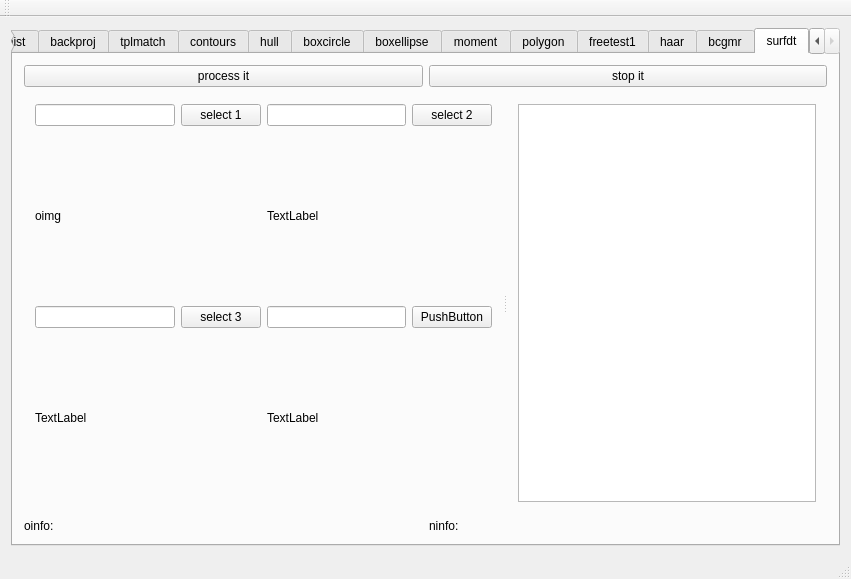
Old version of the form uis/mainwindow.ui in the repository kitech/nullimp.
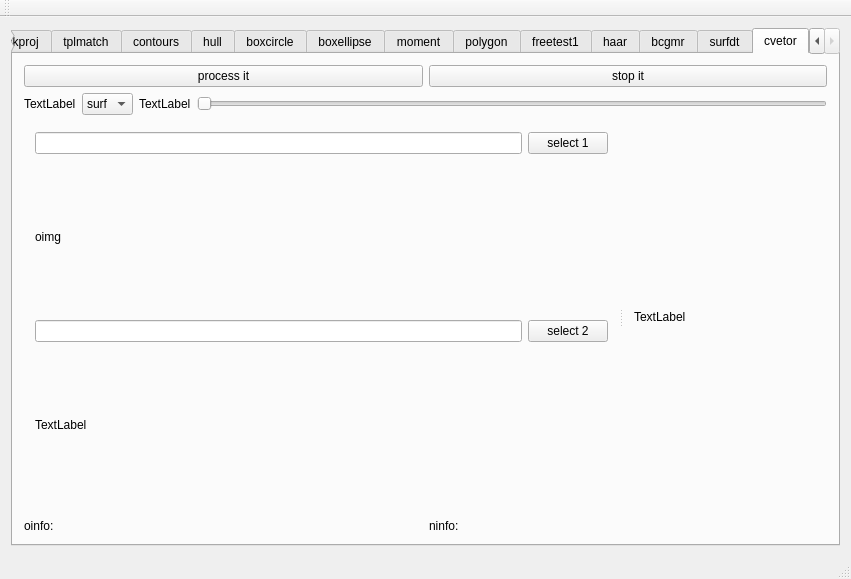
New version of the form.

The edit to the form file:
```diff
--- a/uis/mainwindow.ui
+++ b/uis/mainwindow.ui
@@ -21,7 +21,7 @@
        <enum>QTabWidget::North</enum>
       </property>
       <property name="currentIndex">
-       <number>27</number>
+       <number>28</number>
       </property>
       <widget class="QWidget" name="tab">
        <attribute name="title">
@@ -4620,6 +4620,204 @@
         </item>
        </layout>
       </widget>
+      <widget class="QWidget" name="tab_29">
+       <attribute name="title">
+        <string>cvetor</string>
+       </attribute>
+       <layout class="QVBoxLayout" name="verticalLayout_43">
+        <item>
+         <layout class="QVBoxLayout" name="verticalLayout_42">
+          <item>
+           <layout class="QHBoxLayout" name="horizontalLayout_127">
+            <item>
+             <widget class="QPushButton" name="pushButton_129">
+              <property name="text">
+               <string>process it</string>
+              </property>
+             </widget>
+            </item>
+            <item>
+             <widget class="QPushButton" name="pushButton_130">
+              <property name="text">
+               <string>stop it</string>
+              </property>
+             </widget>
+            </item>
+           </layout>
+          </item>
+          <item>
+           <layout class="QHBoxLayout" name="horizontalLayout_40">
+            <item>
+             <widget class="QLabel" name="label_49">
+              <property name="text">
+               <string>TextLabel</string>
+              </property>
+             </widget>
+            </item>
+            <item>
+             <widget class="QComboBox" name="comboBox">
+              <item>
+               <property name="text">
+                <string>surf</string>
+               </property>
+              </item>
+              <item>
+               <property name="text">
+                <string>sift</string>
+               </property>
+              </item>
+             </widget>
+            </item>
+            <item>
+             <widget class="QLabel" name="label_50">
+              <property name="text">
+               <string>TextLabel</string>
+              </property>
+             </widget>
+            </item>
+            <item>
+             <widget class="QSlider" name="horizontalSlider_9">
+              <property name="orientation">
+               <enum>Qt::Horizontal</enum>
+              </property>
+             </widget>
+            </item>
+           </layout>
+          </item>
+          <item>
+           <widget class="QSplitter" name="splitter_10">
+            <property name="sizePolicy">
+             <sizepolicy hsizetype="Expanding" vsizetype="Expanding">
+              <horstretch>0</horstretch>
+              <verstretch>0</verstretch>
+             </sizepolicy>
+            </property>
+            <property name="orientation">
+             <enum>Qt::Horizontal</enum>
+            </property>
+            <widget class="QWidget" name="layoutWidget_5">
+             <layout class="QGridLayout" name="gridLayout_10">
+              <item row="0" column="0">
+               <layout class="QHBoxLayout" name="horizontalLayout_36">
+                <item>
+                 <widget class="QLineEdit" name="lineEdit_21"/>
+                </item>
+                <item>
+                 <widget class="QPushButton" name="pushButton_34">
+                  <property name="text">
+                   <string>select 1</string>
+                  </property>
+                 </widget>
+                </item>
+               </layout>
+              </item>
+              <item row="0" column="1">
+               <layout class="QHBoxLayout" name="horizontalLayout_37"/>
+              </item>
+              <item row="1" column="0">
+               <widget class="QLabel" name="label_171">
+                <property name="sizePolicy">
+                 <sizepolicy hsizetype="Preferred" vsizetype="Expanding">
+                  <horstretch>0</horstretch>
+                  <verstretch>0</verstretch>
+                 </sizepolicy>
+                </property>
+                <property name="text">
+                 <string>oimg</string>
+                </property>
+               </widget>
+              </item>
+              <item row="2" column="0">
+               <layout class="QHBoxLayout" name="horizontalLayout_38">
+                <item>
+                 <widget class="QLineEdit" name="lineEdit_23"/>
+                </item>
+                <item>
+                 <widget class="QPushButton" name="pushButton_36">
+                  <property name="text">
+                   <string>select 2</string>
+                  </property>
+                 </widget>
+                </item>
+               </layout>
+              </item>
+              <item row="2" column="1">
+               <layout class="QHBoxLayout" name="horizontalLayout_39"/>
+              </item>
+              <item row="3" column="0">
+               <widget class="QLabel" name="label_48">
+                <property name="sizePolicy">
+                 <sizepolicy hsizetype="Preferred" vsizetype="Expanding">
+                  <horstretch>0</horstretch>
+                  <verstretch>0</verstretch>
+                 </sizepolicy>
+                </property>
+                <property name="text">
+                 <string>TextLabel</string>
+                </property>
+               </widget>
+              </item>
+             </layout>
+            </widget>
+            <widget class="QWidget" name="layoutWidget_41">
+             <layout class="QGridLayout" name="gridLayout_34">
+              <item row="0" column="0">
+               <widget class="QLabel" name="label_47">
+                <property name="text">
+                 <string>TextLabel</string>
+                </property>
+               </widget>
+              </item>
+             </layout>
+            </widget>
+           </widget>
+          </item>
+          <item>
+           <layout class="QHBoxLayout" name="horizontalLayout_128">
+            <item>
+             <widget class="QLabel" name="label_172">
+              <property name="sizePolicy">
+               <sizepolicy hsizetype="Preferred" vsizetype="Minimum">
+                <horstretch>0</horstretch>
+                <verstretch>0</verstretch>
+               </sizepolicy>
+              </property>
+              <property name="maximumSize">
+               <size>
+                <width>16777215</width>
+                <height>32</height>
+               </size>
+              </property>
+              <property name="text">
+               <string>oinfo:</string>
+              </property>
+             </widget>
+            </item>
+            <item>
+             <widget class="QLabel" name="label_173">
+              <property name="sizePolicy">
+               <sizepolicy hsizetype="Preferred" vsizetype="Minimum">
+                <horstretch>0</horstretch>
+                <verstretch>0</verstretch>
+               </sizepolicy>
+              </property>
+              <property name="maximumSize">
+               <size>
+                <width>16777215</width>
+                <height>32</height>
+               </size>
+              </property>
+              <property name="text">
+               <string>ninfo:</string>
+              </property>
+             </widget>
+            </item>
+           </layout>
+          </item>
+         </layout>
+        </item>
+       </layout>
+      </widget>
      </widget>
     </item>
    </layout>
```
Left out of the diff: 2 changed lines with no effect on the pictures.
